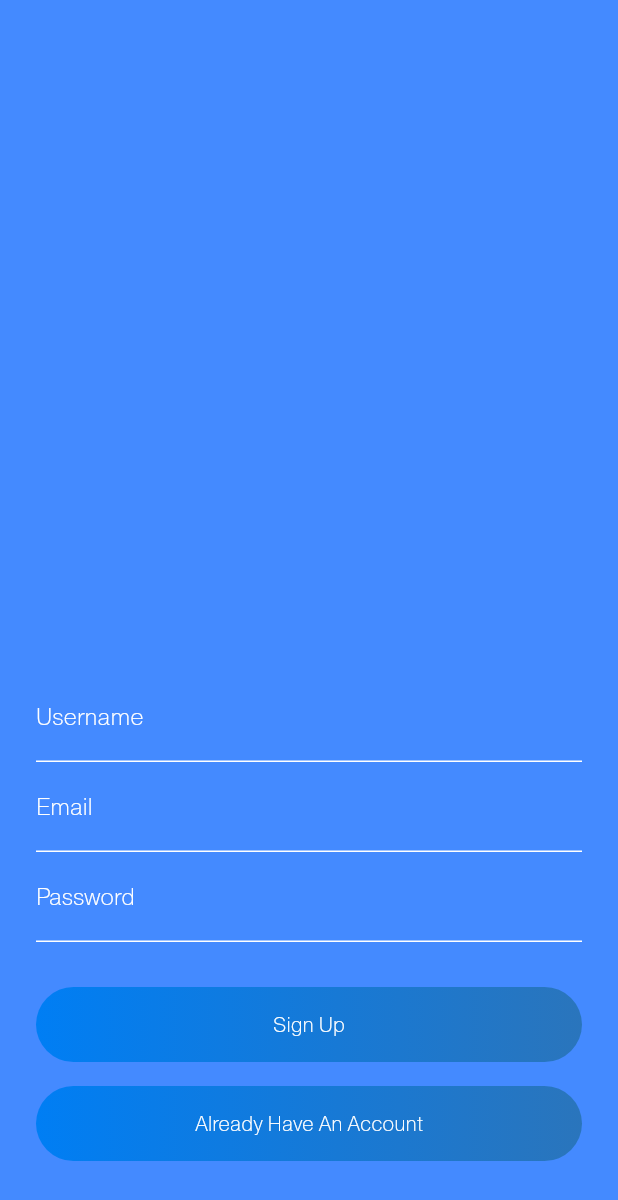
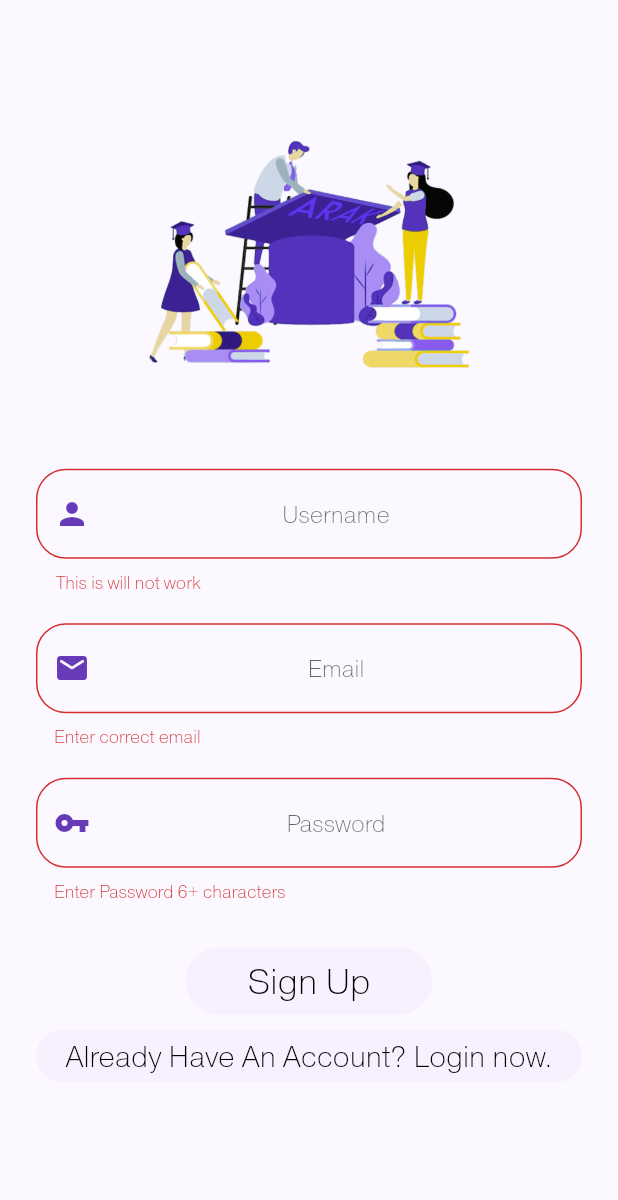
Before and after one commit to RaghavGupta70/Hacko-1-Hephaestus, a Flutter app: the SignUp screen opened directly with empty values, after a tap on "Sign Up", on a phone screen of 412 x 824 dp. Shown: the top 1200 px of the screen. Run offline on Flutter 3.47's test engine with Material 2 defaults, Android fonts, the phone set to English and light mode, and no system bars; our stand-ins replace animated_text_kit, cloud_firestore, firebase_auth, firebase_core, fluttertoast; accounts and stored records are empty.

```diff
--- a/hephaestapp/lib/main.dart
+++ b/hephaestapp/lib/main.dart
@@ -2,7 +2,9 @@
 import 'package:firebase_auth/firebase_auth.dart';
 import 'package:flutter/material.dart';
 import 'package:firebase_core/firebase_core.dart';
-import 'authentication.dart';
+import 'package:hephaestapp/helper/helper.dart';
+import 'package:hephaestapp/ui/SplashScreen.dart';
+import 'package:hephaestapp/ui/authentication.dart';
 void main() async{
   WidgetsFlutterBinding.ensureInitialized();
   await Firebase.initializeApp();
@@ -18,7 +20,7 @@ class MyApp extends StatelessWidget {
         accentColor: Colors.deepPurple,
       ),
       debugShowCheckedModeBanner: false,
-     home: Authentication(),
+     home: SplashScreen(),
     );
   }
 }
--- a/hephaestapp/lib/signup.dart
+++ /dev/null
@@ -1,181 +0,0 @@
-
-import 'package:flutter/material.dart';
-
-
-
-class SignUp extends StatefulWidget {
-  final Function toggleView;
-  SignUp(this.toggleView);
-  @override
-  _SignUpState createState() => _SignUpState();
-}
-
-class _SignUpState extends State<SignUp> {
-
-bool isLoading = false;
-  final formKey = GlobalKey<FormState>();
-
-
-
-  TextEditingController usernameTextEditingController = new TextEditingController();
-  TextEditingController emailTextEditingController = new TextEditingController();
-  TextEditingController passwordTextEditingController = new TextEditingController();
-
-  SignMeUp() async{
-
-  }
-
-  @override
-  Widget build(BuildContext context) {
-    return Scaffold(
-      body: isLoading ? Container(
-        child: Center(
-          child:CircularProgressIndicator(),
-          ),
-      ) :SingleChildScrollView(
-      child: Container(
-        decoration: BoxDecoration(
-          color: Colors.blueAccent,
-        ),
-        height: MediaQuery.of(context).size.height - 0,
-        alignment: Alignment.bottomCenter,
-      child: Container(
-          padding: EdgeInsets.symmetric(horizontal: 24),
-          child: Column(
-            mainAxisSize: MainAxisSize.min,
-            children: [
-              Form(
-                key: formKey,
-              child: Column(
-                children: [
-                  TextFormField(
-                validator: (val) {
-                  return val.isEmpty || val.length < 2 ? "This is will not work " : null ;
-                },
-                controller: usernameTextEditingController,
-                style: TextStyle(color: Colors.white),
-                decoration: InputDecoration(
-                  hintText: 'username',
-                  hintStyle: TextStyle(
-                    color: Colors.white54,
-                  ),
-                  labelText: "Username",
-                  labelStyle: TextStyle(
-                  color: Colors.white,
-                  ),
-                  focusedBorder: UnderlineInputBorder(
-                     borderSide: BorderSide(color: Colors.white),
-                  ),
-                  enabledBorder: UnderlineInputBorder(
-                    borderSide: BorderSide(color: Colors.white),
-                  ),
-                ),
-              ),
-              TextFormField(
-                validator: (val) {
-                  return RegExp(r"^[a-zA-Z0-9.a-zA-Z0-9.!#$%&'*+-/=?^_`{|}~]+@[a-zA-Z0-9]+\.[a-zA-Z]+").hasMatch(val) ?
-                          null : "Enter correct email";
-                },
-                controller: emailTextEditingController,
-                style: TextStyle(color: Colors.white),
-                decoration: InputDecoration(
-                  hintText: 'something@gmail.com',
-                  hintStyle: TextStyle(
-                    color: Colors.white54,
-                  ),
-                  labelText: "Email",
-                  labelStyle: TextStyle(
-                  color: Colors.white,
-                  ),
-                  focusedBorder: UnderlineInputBorder(
-                     borderSide: BorderSide(color: Colors.white),
-                  ),
-                  enabledBorder: UnderlineInputBorder(
-                    borderSide: BorderSide(color: Colors.white),
-                  ),
-                ),
-              ),
-              TextFormField(
-                obscureText: true,
-                validator:  (val){
-                      return val.length < 6 ? "Enter Password 6+ characters" : null;
-                    },
-                controller: passwordTextEditingController,
-                style: TextStyle(color: Colors.white),
-                decoration: InputDecoration(
-                  hintText: 'password',
-                  hintStyle: TextStyle(
-                    color: Colors.white54,
-                  ),
-                  labelText: "Password",
-                  labelStyle: TextStyle(
-                  color: Colors.white,
-                  ),
-                  focusedBorder: UnderlineInputBorder(
-                     borderSide: BorderSide(color: Colors.white),
-                  ),
-                  enabledBorder: UnderlineInputBorder(
-                    borderSide: BorderSide(color: Colors.white),
-                  ),
-                ),
-              ),
-                ],
-              ),
-              ),
-
-              SizedBox(height: 30),
-              GestureDetector(
-                onTap: () {
-                  SignMeUp();
-                },
-                child: Container(
-                alignment: Alignment.center,
-                padding: EdgeInsets.symmetric(vertical: 16),
-                width: MediaQuery.of(context).size.width,
-                decoration: BoxDecoration(
-                  borderRadius: BorderRadius.circular(30),
-                          gradient: LinearGradient(
-                            colors: [
-                              const Color(0xff007EF4),
-                              const Color(0xff2A75BC)
-                            ],
-                          ),
-                ),
-                child: Text('Sign Up',
-                style: TextStyle(color: Colors.white),
-                ),
-              ),
-              ),
-              SizedBox(height: 16),
-              GestureDetector(
-                onTap: () {
-                  widget.toggleView();
-                },
-              child:Container(
-                alignment: Alignment.center,
-                padding: EdgeInsets.symmetric(vertical: 16),
-                width: MediaQuery.of(context).size.width,
-                decoration: BoxDecoration(
-                  borderRadius: BorderRadius.circular(30),
-                          gradient: LinearGradient(
-                            colors: [
-                              const Color(0xff007EF4),
-                              const Color(0xff2A75BC)
-                            ],
-                          ),
-                ),
-                child: Text('Already Have An Account',
-                style: TextStyle(color: Colors.white),
-                ),
-              ),
-              ),
-              SizedBox(height: 50,),
-            ],
-
-          ),
-      ),
-      ),
-      ),
-    );
-  }
-}
--- a/hephaestapp/lib/authentication.dart
+++ b/hephaestapp/lib/ui/authentication.dart
@@ -1,6 +1,10 @@
+import 'package:hephaestapp/net/flutterfire.dart';
 import 'package:flutter/material.dart';
 
 class Authentication extends StatefulWidget {
+
+final Function toggleView;
+Authentication(this.toggleView);
 
   @override
   _AuthenticationState createState() => _AuthenticationState();
@@ -10,10 +14,29 @@ class _AuthenticationState extends State<Authentication> {
 TextEditingController _emailfield = TextEditingController();
 TextEditingController _passwordfield = TextEditingController();
 
+AuthService authService = new AuthService();
 final formKey = GlobalKey<FormState>();
  bool isLoading = false;
 
  signIn() async {
+
+    if (formKey.currentState.validate()) {
+      setState(() {
+        isLoading = true;
+      });
+      await authService.signInWithEmailAndPassword(_emailfield.text, _passwordfield.text).then((result) async {
+        if(result != null){
+            Navigator.pushReplacement(
+              context, MaterialPageRoute(builder: (context) => null));
+      }
+      else {
+          setState(() {
+            isLoading = false;
+            //show snackbar
+          });
+        }
+      });
+        }
 
  }
 
@@ -42,6 +65,8 @@ final formKey = GlobalKey<FormState>();
         child: Column(
 
           children: [
+            SizedBox(height:10),
+            logo(),
             SizedBox(height:30),
             TextFormField(
               controller: _emailfield,
@@ -122,6 +147,7 @@ final formKey = GlobalKey<FormState>();
               child: MaterialButton(
 
               onPressed: () {
+                widget.toggleView();
                 },
               child: Text('Create an account now.', style: new TextStyle(fontSize: 20.0)),
             )
@@ -132,3 +158,19 @@ final formKey = GlobalKey<FormState>();
       );
   }
 }
+
+Widget logo()
+  {
+    // ignore: missing_required_param
+    return new Hero
+    (
+      tag: 'hero',
+
+      child: new CircleAvatar
+      (
+        backgroundColor: Colors.transparent,
+        child: Image.asset('images/LogoBlur.png'), //ADD APP LOGO HERE *****
+        radius: 110.0,
+      ),
+    );
+  }
--- /dev/null
+++ b/hephaestapp/lib/ui/signup.dart
@@ -0,0 +1,190 @@
+import 'package:hephaestapp/ui/authentication.dart';
+import 'package:flutter/material.dart';
+import 'package:hephaestapp/net/flutterfire.dart';
+
+
+class SignUp extends StatefulWidget {
+  final Function toggleView;
+  SignUp(this.toggleView);
+  @override
+  _SignUpState createState() => _SignUpState();
+}
+
+class _SignUpState extends State<SignUp> {
+
+bool isLoading = false;
+  final formKey = GlobalKey<FormState>();
+
+  AuthService authMethod  = new AuthService();
+
+  TextEditingController usernameTextEditingController = new TextEditingController();
+  TextEditingController emailTextEditingController = new TextEditingController();
+  TextEditingController passwordTextEditingController = new TextEditingController();
+
+  SignMeUp() async{
+    if(formKey.currentState.validate()){
+     setState(() {
+       isLoading = true;
+     });
+
+    await authMethod.signUpWithEmailAndPassword(emailTextEditingController.text, passwordTextEditingController.text).then((val) {
+      //print("${val.uid}");
+      if(val != null){
+      Navigator.pushReplacement(context, MaterialPageRoute(
+        builder: (context) => null
+      ));
+      }
+      else {
+          setState(() {
+            isLoading = false;
+            //show snackbar
+          });
+        }
+    });
+
+    }
+  }
+
+  @override
+  Widget build(BuildContext context) {
+    return Scaffold(
+      body: isLoading ? Container(
+        child: Center(
+          child:CircularProgressIndicator(),
+          ),
+      ) :SingleChildScrollView(
+      child: Container(
+        decoration: BoxDecoration(
+          color: const Color(0xfffbf9ff),
+        ),
+        height: MediaQuery.of(context).size.height,
+        alignment: Alignment.center,
+      child: Container(
+          padding: EdgeInsets.symmetric(horizontal: 24),
+          child: Column(
+            mainAxisSize: MainAxisSize.min,
+            children: [
+              Form(
+                key: formKey,
+              child: Column(
+                children: [
+                  SizedBox(height:10),
+                  logo(),
+                  SizedBox(height:30),
+                  TextFormField(
+                validator: (val) {
+                  return val.isEmpty || val.length < 2 ? "This is will not work " : null ;
+                },
+                controller: usernameTextEditingController,
+                textAlign: TextAlign.center,
+                decoration: InputDecoration(
+                  hintText: 'Username',
+                  prefixIcon: Icon(Icons.person, color: Colors.deepPurple),
+                  border: OutlineInputBorder
+                  (
+                  borderSide: BorderSide(width: 2.0),
+                  borderRadius: BorderRadius.circular(20),
+                  ),
+                  focusedBorder: OutlineInputBorder
+                  (
+                  borderRadius: BorderRadius.circular(20),
+                  borderSide: BorderSide(width: 2.0, color: Colors.deepPurple),
+                  ),
+                ),
+              ),
+              SizedBox(height: 20),
+              TextFormField(
+                validator: (val) {
+                  return RegExp(r"^[a-zA-Z0-9.a-zA-Z0-9.!#$%&'*+-/=?^_`{|}~]+@[a-zA-Z0-9]+\.[a-zA-Z]+").hasMatch(val) ?
+                          null : "Enter correct email";
+                },
+                controller: emailTextEditingController,
+                textAlign: TextAlign.center,
+                decoration: InputDecoration(
+                  hintText: 'Email',
+                  prefixIcon: Icon(Icons.email_rounded, color: Colors.deepPurple),
+                  border: OutlineInputBorder
+                  (
+                  borderSide: BorderSide(width: 2.0),
+                  borderRadius: BorderRadius.circular(20),
+                  ),
+                  focusedBorder: OutlineInputBorder
+                  (
+                  borderRadius: BorderRadius.circular(20),
+                  borderSide: BorderSide(width: 2.0, color: Colors.deepPurple),
+                  ),
+                ),
+              ),
+              SizedBox(height: 20),
+              TextFormField(
+                obscureText: true,
+                validator:  (val){
+                      return val.length < 6 ? "Enter Password 6+ characters" : null;
+                    },
+                controller: passwordTextEditingController,
+                textAlign: TextAlign.center,
+                decoration: InputDecoration(
+                  hintText: 'Password',
+                  prefixIcon: Icon(Icons.vpn_key, color: Colors.deepPurple),
+                  border: OutlineInputBorder
+                  (
+                  borderSide: BorderSide(width: 2.0),
+                  borderRadius: BorderRadius.circular(20),
+                  ),
+                  focusedBorder: OutlineInputBorder
+                  (
+                  borderRadius: BorderRadius.circular(20),
+                  borderSide: BorderSide(width: 2.0, color: Colors.deepPurple),
+                  ),
+                ),
+              ),
+                ],
+              ),
+              ),
+
+              SizedBox(height: 30),
+              GestureDetector(
+                onTap: () {
+                  SignMeUp();
+                },
+                child: Container(
+                alignment: Alignment.center,
+                height: 45,
+                width: MediaQuery.of(context).size.width / 2.5,
+                decoration: BoxDecoration(
+                  borderRadius: BorderRadius.circular(50.0),
+                  color: const Color(0xfff7f0ff),
+                ),
+                child: Text('Sign Up',
+                style: TextStyle(fontSize: 24,color: Colors.black),
+                ),
+              ),
+              ),
+              SizedBox(height: 10),
+              GestureDetector(
+                onTap: () {
+                  widget.toggleView();
+                },
+              child:Container(
+                alignment: Alignment.center,
+                height: 35,
+                width: MediaQuery.of(context).size.width ,
+                decoration: BoxDecoration(
+                  borderRadius: BorderRadius.circular(50.0),
+                  color: const Color(0xfff7f0ff),
+                ),
+                child: Text('Already Have An Account? Login now.',
+                style: TextStyle(fontSize: 20,color: Colors.black),
+                ),
+              ),
+              ),
+              SizedBox(height: 50,),
+            ],
+
+          ),
+      ),
+      ),
+      ),
+    );
+  }
+}
```
Also changed, not shown: hephaestapp/lib/helper/helper.dart (added, +28 -0 lines), hephaestapp/lib/net/flutterfire.dart (+11 -9 lines), hephaestapp/lib/ui/SplashScreen.dart (added, +130 -0 lines), hephaestapp/pubspec.yaml (+11 -1 lines), hephaestapp/images/Logo.png (added), hephaestapp/images/LogoBlur.png (added), hephaestapp/pubspec.lock, 1 other file.
